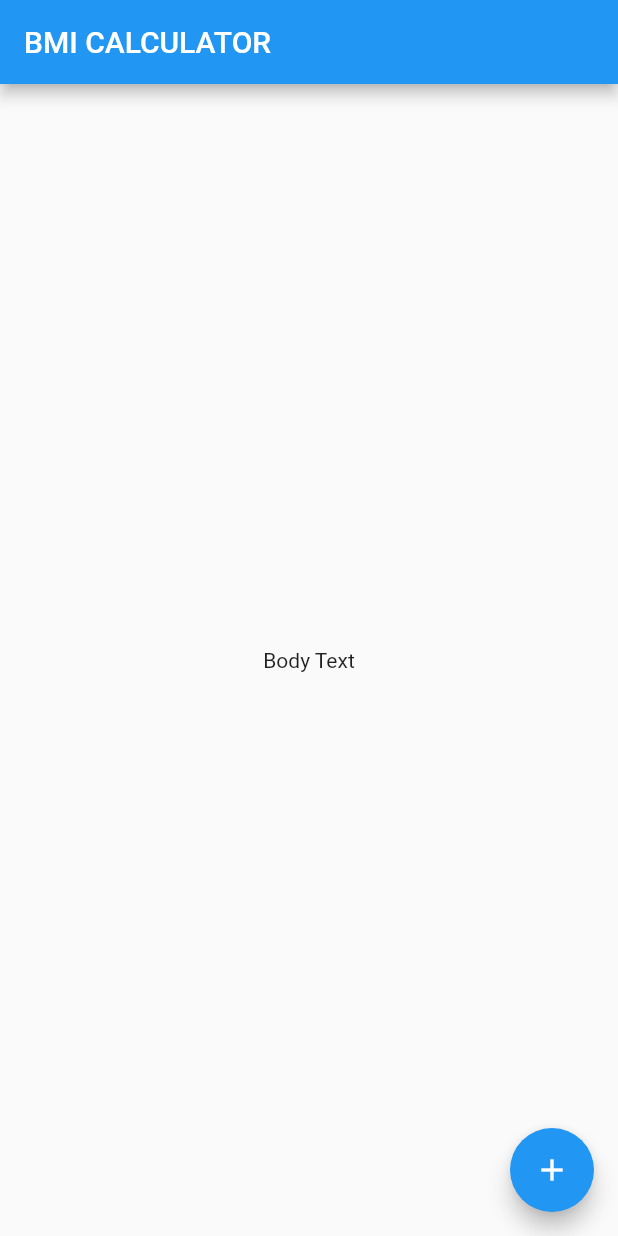
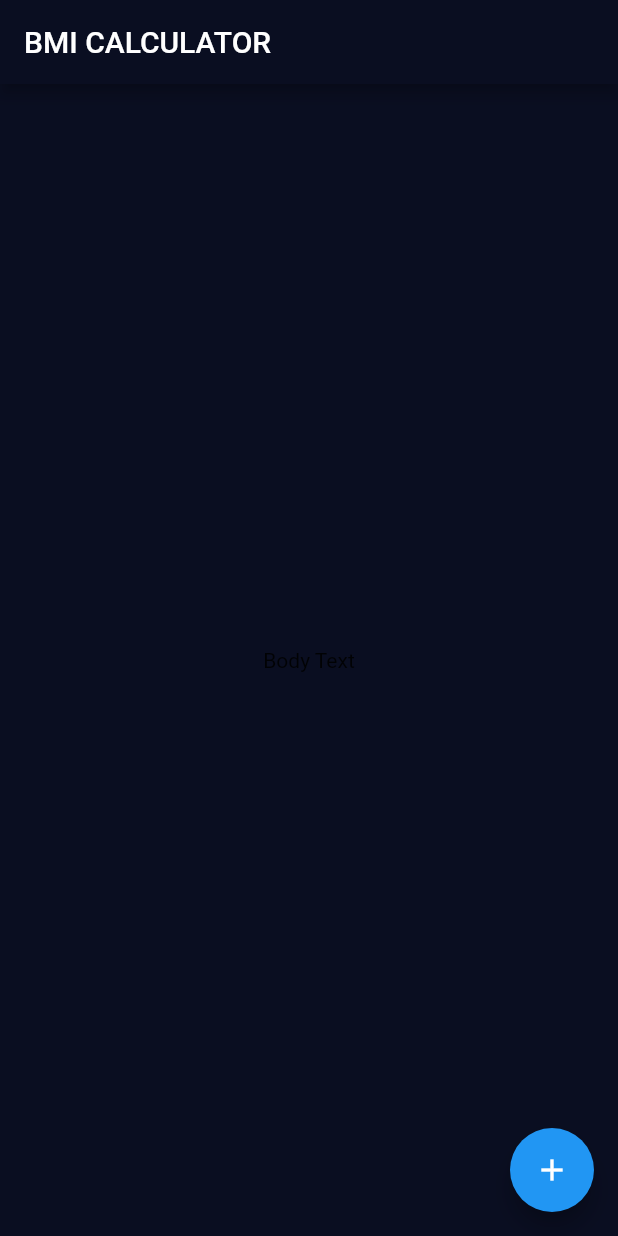
Before and after one commit to shahid0011/bmi_calculator_assignment, a Flutter app: the screen it shows after launch, on a phone screen of 412 x 824 dp. Run offline on Flutter 3.47's test engine with Material 2 defaults, Android fonts, the phone set to English and light mode, and no system bars.

Commit message:
we use scaffold background color to change the color of the body

```diff
--- a/lib/main.dart
+++ b/lib/main.dart
@@ -7,6 +7,10 @@ class BMICalculator extends StatelessWidget {
   Widget build(BuildContext context) {
     return MaterialApp(
       home: InputPage(),
+      theme:ThemeData(
+        primaryColor: Color(0xFF0A0E21),
+        scaffoldBackgroundColor: Color(0xFF0A0E21),
+      ) ,
     );
   }
 }
```
